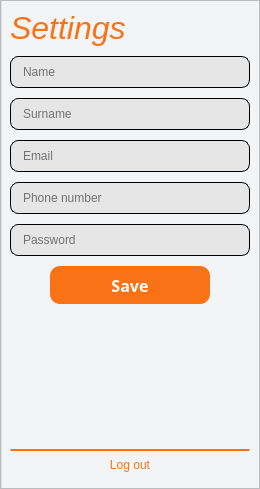
Ph4sm4/FinelogApp, file settingspanel.ui: the form before one commit.
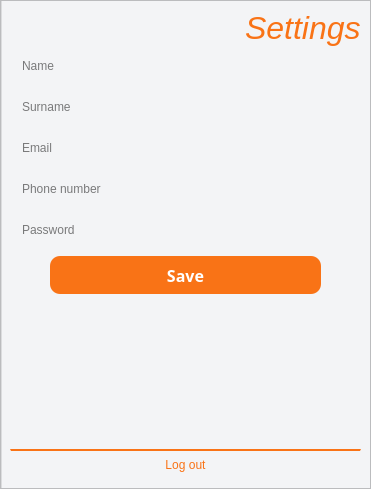
The form after the commit. The open tabs and pages were chosen to show the change. Icons and pictures are not drawn.

Patch:
```diff
--- a/settingspanel.ui
+++ b/settingspanel.ui
@@ -6,7 +6,7 @@
    <rect>
     <x>0</x>
     <y>0</y>
-    <width>260</width>
+    <width>371</width>
     <height>489</height>
    </rect>
   </property>
@@ -48,8 +48,7 @@
 } 
 
 QLineEdit {
-border: 1px solid black;
-border-radius: 8px;
+border-radius: 4px;
 color: black;
 padding-left: 10px;
 padding-right: 10px;
@@ -70,8 +69,46 @@
      </property>
      <layout class="QVBoxLayout" name="verticalLayout_2">
       <property name="spacing">
-       <number>10</number>
+       <number>5</number>
       </property>
+      <item>
+       <layout class="QHBoxLayout" name="horizontalLayout">
+        <item>
+         <widget class="QPushButton" name="pushButton">
+          <property name="styleSheet">
+           <string notr="true">QPushButton {
+background: white;
+outline: none;
+}</string>
+          </property>
+          <property name="text">
+           <string/>
+          </property>
+          <property name="icon">
+           <iconset>
+            <normaloff>content/x.svg</normaloff>content/x.svg</iconset>
+          </property>
+          <property name="default">
+           <bool>false</bool>
+          </property>
+          <property name="flat">
+           <bool>true</bool>
+          </property>
+         </widget>
+        </item>
+        <item>
+         <spacer name="horizontalSpacer">
+          <property name="orientation">
+           <enum>Qt::Horizontal</enum>
+          </property>
+          <property name="sizeHint" stdset="0">
+           <size>
+            <width>40</width>
+            <height>20</height>
+           </size>
+          </property>
+         </spacer>
+        </item>
       <item>
        <widget class="QLabel" name="label">
         <property name="font">
@@ -99,6 +136,38 @@
         </property>
        </widget>
       </item>
+       </layout>
+      </item>
+      <item>
+       <widget class="QStackedWidget" name="stackedWidget">
+        <property name="styleSheet">
+         <string notr="true">QWidget {
+background: rgb(243, 244, 246);
+}</string>
+        </property>
+        <property name="currentIndex">
+         <number>0</number>
+        </property>
+        <widget class="QWidget" name="page">
+         <layout class="QVBoxLayout" name="verticalLayout_4"/>
+        </widget>
+        <widget class="QWidget" name="page_2">
+         <layout class="QVBoxLayout" name="verticalLayout_3">
+          <property name="spacing">
+           <number>11</number>
+          </property>
+          <property name="leftMargin">
+           <number>0</number>
+          </property>
+          <property name="topMargin">
+           <number>0</number>
+          </property>
+          <property name="rightMargin">
+           <number>0</number>
+          </property>
+          <property name="bottomMargin">
+           <number>0</number>
+          </property>
       <item>
        <widget class="QLineEdit" name="nameLabel">
         <property name="autoFillBackground">
@@ -237,10 +306,14 @@
         <property name="sizeHint" stdset="0">
          <size>
           <width>20</width>
-          <height>40</height>
+              <height>113</height>
          </size>
         </property>
        </spacer>
+          </item>
+         </layout>
+        </widget>
+       </widget>
       </item>
       <item>
        <widget class="QPushButton" name="logoutButton">
```
Lines whose indentation alone changed are shown as unchanged.
